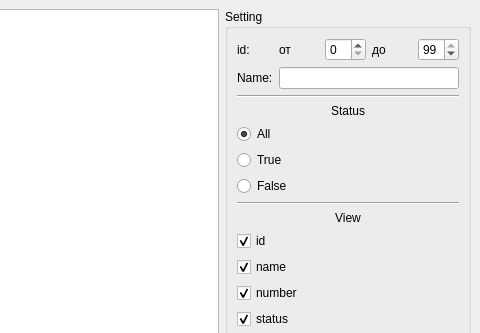
Qt form Qt-Widgets-Examples/QTableView-ProxyModel-Example/mainwindow.ui (STyulenev/Qt-CPP-Examples) before a commit; both pictures show x 540 to 1020 and y 0 to 333 of the 1020 by 600 pixel window.
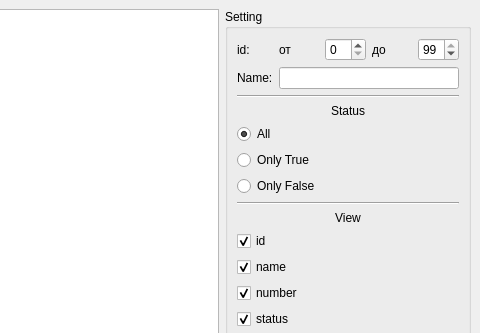
The same form after that commit.

```diff
--- a/Qt-Widgets-Examples/QTableView-ProxyModel-Example/mainwindow.ui
+++ b/Qt-Widgets-Examples/QTableView-ProxyModel-Example/mainwindow.ui
@@ -109,14 +109,14 @@
          <item>
           <widget class="QRadioButton" name="radioButton_true">
            <property name="text">
-            <string>True</string>
+            <string>Only True</string>
            </property>
           </widget>
          </item>
          <item>
           <widget class="QRadioButton" name="radioButton_false">
            <property name="text">
-            <string>False</string>
+            <string>Only False</string>
            </property>
           </widget>
          </item>
```
